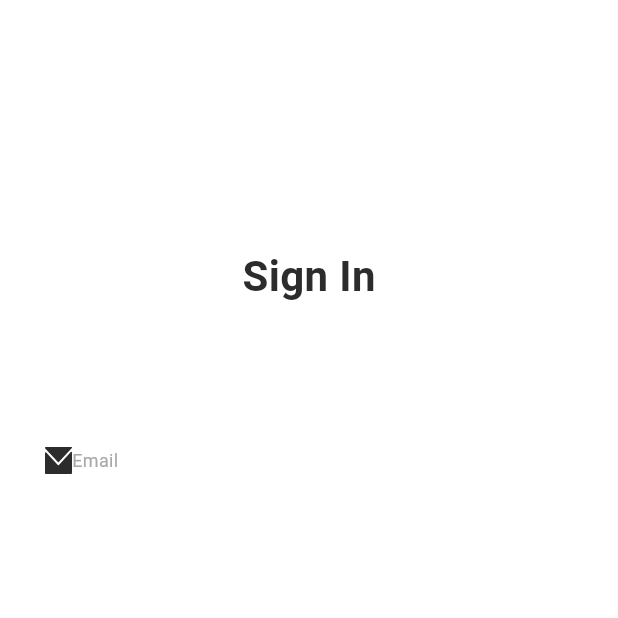
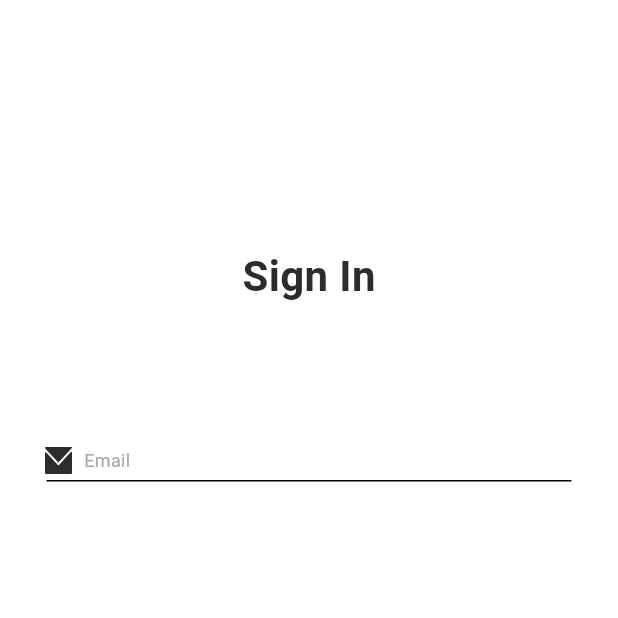
Before and after one commit to mwelsherbiny/Basket_Finder, a Flutter app: the screen it shows after launch, on a phone screen of 412 x 824 dp, the top half of it. Run offline on Flutter 3.47's test engine with Material 3 defaults, Android fonts, the phone set to English and light mode, and no system bars; our stand-ins replace flutter_svg.

Commit message:
Added input widget

```diff
--- /dev/null
+++ b/lib/input.dart
@@ -0,0 +1,37 @@
+import 'package:flutter/material.dart';
+import 'package:flutter_svg/flutter_svg.dart';
+import 'package:google_solution_challange/styled_text.dart';
+
+class Input extends StatelessWidget {
+  Input(this.promptType, this.iconFile, {super.key});
+  String promptType;
+  String iconFile;
+
+  @override
+  Widget build(BuildContext context) {
+    return Column(
+      children: [
+        Row(
+          children: [
+            Padding(padding: EdgeInsets.only(left: 30)),
+            SvgPicture.asset(
+              'assets/sign_up/${iconFile}',
+              semanticsLabel: '${promptType} prompt',
+              width: 18,
+              height: 18,
+            ),
+            SizedBox(width: 8),
+            StyledText(promptType, 'normal', 12,
+                textColor: const Color.fromRGBO(169, 169, 169, 1)),
+          ],
+        ),
+        Container(
+          margin: EdgeInsets.only(top: 4, bottom: 16),
+          width: 350,
+          height: 1,
+          color: Colors.black,
+        ),
+      ],
+    );
+  }
+}
--- a/lib/main.dart
+++ b/lib/main.dart
@@ -1,6 +1,7 @@
 import 'package:flutter/material.dart';
 import 'package:google_solution_challange/button.dart';
 import 'package:google_solution_challange/styled_text.dart';
+import 'package:google_solution_challange/input.dart';
 import 'package:flutter_svg/flutter_svg.dart';
 
 void main() {
@@ -23,18 +24,7 @@ class MyApp extends StatelessWidget {
                 SizedBox(height: 164),
                 StyledText('Sign In', 'bold', 28),
                 SizedBox(height: 94),
-                Row(
-                  children: [
-                    Padding(padding: EdgeInsets.only(left: 30)),
-                    SvgPicture.asset(
-                      'assets/sign_up/email.svg',
-                      semanticsLabel: 'Email Icon',
-                      width: 18,
-                      height: 18,
-                    ),
-                    StyledText('Email', 'normal', 12, textColor: const Color.fromRGBO(169, 169, 169, 1)),
-                  ],
-                )
+                Input('Email', 'email.svg'),
               ],
             ),
           ),
```
